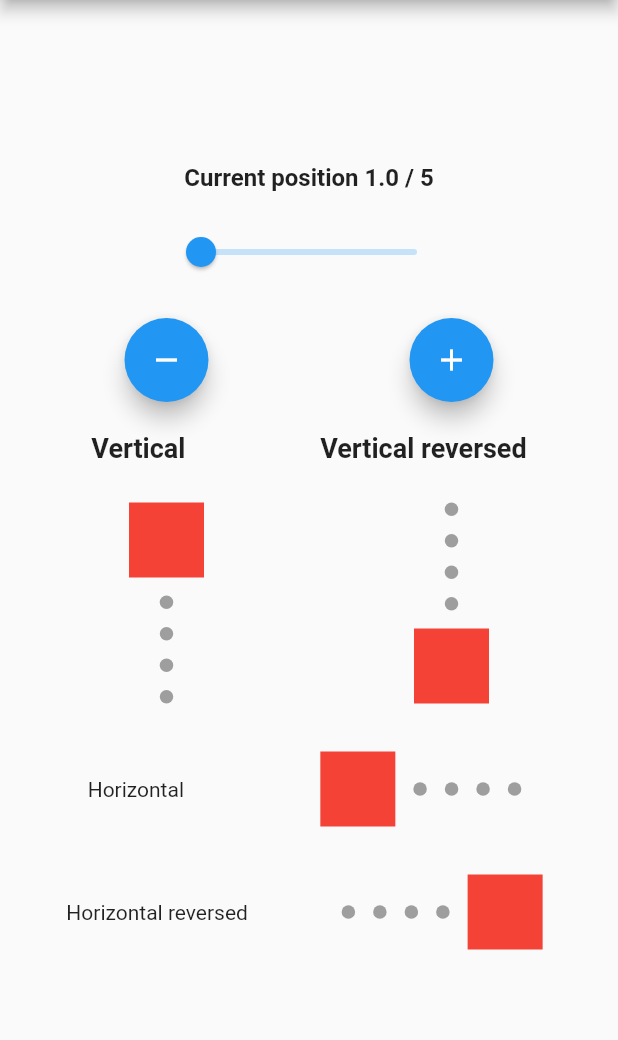
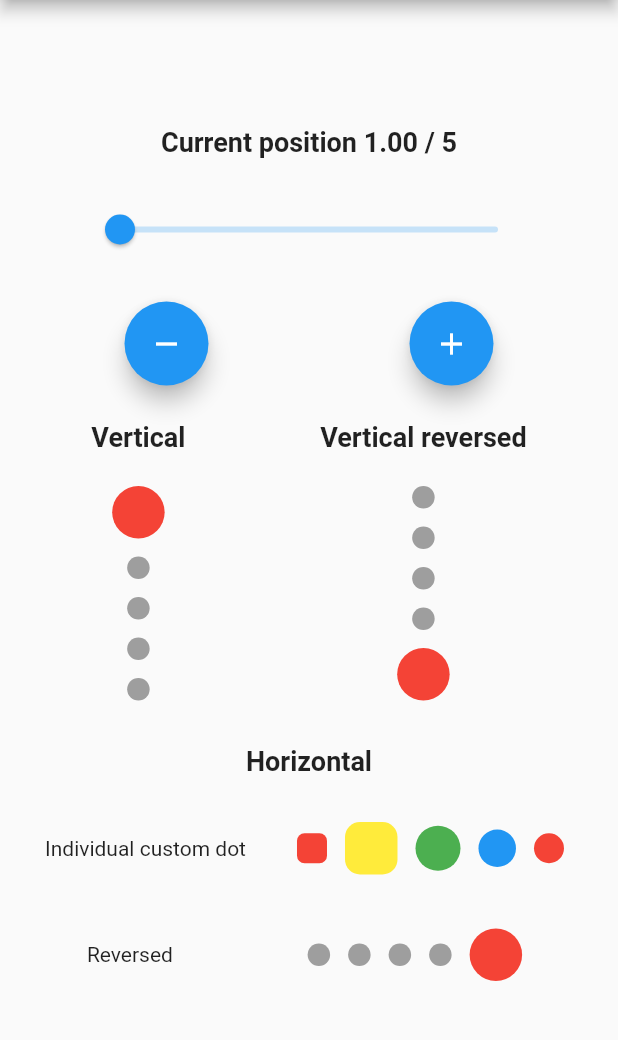
Before and after one commit to Pyozer/dots_indicator, a Flutter app: the screen it shows after launch, on a phone screen of 412 x 824 dp, the part 84-1124 px from its top. Run offline on Flutter 3.47's test engine with Material 2 defaults, Android fonts, the phone set to English and light mode, and no system bars.

Commit message:
feature(custom): Add sizes, activeSizes, shapes and activeShapes params

```diff
--- a/example/lib/main.dart
+++ b/example/lib/main.dart
@@ -26,7 +26,7 @@ class _MyAppState extends State<MyApp> {
 
   Widget _buildRow(List<Widget> widgets) {
     return Padding(
-      padding: const EdgeInsets.only(bottom: 20.0),
+      padding: const EdgeInsets.only(bottom: 24.0),
       child: Row(
         mainAxisAlignment: MainAxisAlignment.spaceAround,
         children: widgets,
@@ -34,16 +34,24 @@ class _MyAppState extends State<MyApp> {
     );
   }
 
-  String getCurrentPositionPretty() {
-    return (_currentPosition + 1.0).toStringAsPrecision(2);
+  String getPrettyCurrPosition() {
+    return (_currentPosition + 1.0).toStringAsPrecision(3);
   }
 
   @override
   Widget build(BuildContext context) {
-    const decorator = DotsDecorator(
+    final decorator = DotsDecorator(
       activeColor: Colors.red,
-      activeSize: Size.square(50.0),
-      activeShape: RoundedRectangleBorder(),
+      size: Size.square(15.0),
+      activeSize: Size.square(35.0),
+      activeShape: RoundedRectangleBorder(
+        borderRadius: BorderRadius.circular(25.0),
+      ),
+    );
+
+    const titleStyle = TextStyle(
+      fontWeight: FontWeight.w700,
+      fontSize: 18.0,
     );
 
     return MaterialApp(
@@ -56,21 +64,20 @@ class _MyAppState extends State<MyApp> {
             shrinkWrap: true,
             padding: const EdgeInsets.all(16.0),
             children: [
+              _buildRow([
                 Text(
-                'Current position ${getCurrentPositionPretty()} / $_totalDots',
-                style: const TextStyle(
-                  fontWeight: FontWeight.w600,
-                  fontSize: 16.0,
+                  'Current position ${getPrettyCurrPosition()} / $_totalDots',
+                  style: titleStyle,
                 ),
-                textAlign: TextAlign.center,
-              ),
-              const SizedBox(height: 16.0),
+              ]),
               _buildRow([
-                Slider(
+                SizedBox(
+                  width: 300.0,
+                  child: Slider(
                   value: _currentPosition,
                   max: (_totalDots - 1).toDouble(),
                   onChanged: _updatePosition,
-                )
+                ),),
               ]),
               _buildRow([
                 FloatingActionButton(
@@ -92,16 +99,10 @@ class _MyAppState extends State<MyApp> {
                 )
               ]),
               _buildRow([
-                Text(
-                  'Vertical',
-                  style: TextStyle(fontWeight: FontWeight.w700, fontSize: 18.0),
-                ),
-                Text(
-                  'Vertical reversed',
-                  style: TextStyle(fontWeight: FontWeight.w700, fontSize: 18.0),
-                ),
-              ]),
-              _buildRow([
+                Column(
+                  children: [
+                    const Text('Vertical', style: titleStyle),
+                    const SizedBox(height: 16.0),
                     DotsIndicator(
                       dotsCount: _totalDots,
                       position: _currentPosition,
@@ -111,6 +112,12 @@ class _MyAppState extends State<MyApp> {
                         setState(() => _currentPosition = pos);
                       },
                     ),
+                  ],
+                ),
+                Column(
+                  children: [
+                    const Text('Vertical reversed', style: titleStyle),
+                    const SizedBox(height: 16.0),
                     DotsIndicator(
                       dotsCount: _totalDots,
                       position: _currentPosition,
@@ -118,17 +125,75 @@ class _MyAppState extends State<MyApp> {
                       reversed: true,
                       decorator: decorator,
                     ),
+                  ],
+                ),
               ]),
               _buildRow([
-                Text('Horizontal'),
+                const Text('Horizontal', style: titleStyle),
+              ]),
+              _buildRow([
+                const Text('Individual custom dot'),
                 DotsIndicator(
                   dotsCount: _totalDots,
                   position: _currentPosition,
-                  decorator: decorator,
+                  decorator: DotsDecorator(
+                    colors: [
+                      Colors.red,
+                      Colors.blue,
+                      Colors.green,
+                      Colors.yellow,
+                      Colors.cyan,
+                    ].reversed.toList(),
+                    activeColors: [
+                      Colors.red,
+                      Colors.blue,
+                      Colors.green,
+                      Colors.yellow,
+                      Colors.cyan,
+                    ],
+                    sizes: [
+                      Size.square(40.0),
+                      Size.square(35.0),
+                      Size.square(30.0),
+                      Size.square(25.0),
+                      Size.square(20.0),
+                    ],
+                    activeSizes: [
+                      Size.square(20.0),
+                      Size.square(25.0),
+                      Size.square(30.0),
+                      Size.square(35.0),
+                      Size.square(40.0),
+                    ],
+                    shapes: [
+                      RoundedRectangleBorder(
+                          borderRadius: BorderRadius.circular(5.0)),
+                      RoundedRectangleBorder(
+                          borderRadius: BorderRadius.circular(10.0)),
+                      RoundedRectangleBorder(
+                          borderRadius: BorderRadius.circular(15.0)),
+                      RoundedRectangleBorder(
+                          borderRadius: BorderRadius.circular(20.0)),
+                      RoundedRectangleBorder(
+                          borderRadius: BorderRadius.circular(25.0)),
+                    ],
+                    activeShapes: [
+                      RoundedRectangleBorder(
+                          borderRadius: BorderRadius.circular(5.0)),
+                      RoundedRectangleBorder(
+                          borderRadius: BorderRadius.circular(10.0)),
+                      RoundedRectangleBorder(
+                          borderRadius: BorderRadius.circular(15.0)),
+                      RoundedRectangleBorder(
+                          borderRadius: BorderRadius.circular(20.0)),
+                      RoundedRectangleBorder(
+                          borderRadius: BorderRadius.circular(25.0)),
+                    ],
+                  ),
                 ),
               ]),
               _buildRow([
-                Text('Horizontal reversed'),
+                const Text('Reversed'),
                 DotsIndicator(
                   dotsCount: _totalDots,
                   position: _currentPosition,
--- a/lib/src/dots_decorator.dart
+++ b/lib/src/dots_decorator.dart
@@ -11,8 +11,9 @@ class DotsDecorator {
   final Color color;
 
   /// List of inactive dot colors
+  /// One color by dot
   ///
-  /// @Default `Value of color`
+  /// @Default `Value of color parameter applied to each dot`
   final List<Color> colors;
 
   /// Active dot color
@@ -21,8 +22,9 @@ class DotsDecorator {
   final Color activeColor;
 
   /// List of active dot colors
+  /// One color by dot
   ///
-  /// @Default `CValue of activeColor`
+  /// @Default `Value of activeColor parameter applied to each dot`
   final List<Color> activeColors;
 
   /// Inactive dot size
@@ -30,20 +32,44 @@ class DotsDecorator {
   /// @Default `Size.square(9.0)`
   final Size size;
 
+  /// List of inactive dot size
+  /// One size by dot
+  ///
+  /// @Default `Value of size parameter applied to each dot`
+  final List<Size> sizes;
+
   /// Active dot size
   ///
   /// @Default `Size.square(9.0)`
   final Size activeSize;
+
+  /// List of active dot size
+  /// One size by dot
+  ///
+  /// @Default `Value of activeSize parameter applied to each dot`
+  final List<Size> activeSizes;
 
   /// Inactive dot shape
   ///
   /// @Default `CircleBorder()`
   final ShapeBorder shape;
 
+  /// List of inactive dot shape
+  /// One shape by dot
+  ///
+  /// @Default `Value of shape parameter applied to each dot`
+  final List<ShapeBorder> shapes;
+
   /// Active dot shape
   ///
   /// @Default `CircleBorder()`
   final ShapeBorder activeShape;
+
+  /// List of active dot shapes
+  /// One shape by dot
+  ///
+  /// @Default `Value of activeShape parameter applied to each dot`
+  final List<ShapeBorder> activeShapes;
 
   /// Spacing between dots
   ///
@@ -56,17 +82,37 @@ class DotsDecorator {
     this.activeColor = Colors.lightBlue,
     this.activeColors = const [],
     this.size = kDefaultSize,
+    this.sizes = const [],
     this.activeSize = kDefaultSize,
+    this.activeSizes = const [],
     this.shape = kDefaultShape,
+    this.shapes = const [],
     this.activeShape = kDefaultShape,
+    this.activeShapes = const [],
     this.spacing = kDefaultSpacing,
-  })  : assert(color != null),
-        assert(colors != null),
-        assert(activeColor != null),
-        assert(activeColors != null),
-        assert(size != null),
-        assert(activeSize != null),
-        assert(shape != null),
-        assert(activeShape != null),
-        assert(spacing != null);
+  });
+
+  Color getActiveColor(int index) {
+    return activeColors.isNotEmpty ? activeColors[index] : activeColor;
+  }
+
+  Color getColor(int index) {
+    return colors.isNotEmpty ? colors[index] : color;
+  }
+
+  Size getActiveSize(int index) {
+    return activeSizes.isNotEmpty ? activeSizes[index] : activeSize;
+  }
+
+  Size getSize(int index) {
+    return sizes.isNotEmpty ? sizes[index] : size;
+  }
+
+  ShapeBorder getActiveShape(int index) {
+    return activeShapes.isNotEmpty ? activeShapes[index] : activeShape;
+  }
+
+  ShapeBorder getShape(int index) {
+    return shapes.isNotEmpty ? shapes[index] : shape;
+  }
 }
--- a/lib/src/dots_indicator.dart
+++ b/lib/src/dots_indicator.dart
@@ -18,7 +18,7 @@ class DotsIndicator extends StatelessWidget {
   final MainAxisSize mainAxisSize;
   final MainAxisAlignment mainAxisAlignment;
 
-  const DotsIndicator({
+  DotsIndicator({
     Key? key,
     required this.dotsCount,
     this.position = 0.0,
@@ -28,46 +28,84 @@ class DotsIndicator extends StatelessWidget {
     this.mainAxisSize = MainAxisSize.min,
     this.mainAxisAlignment = MainAxisAlignment.center,
     this.onTap,
-  })  : assert(dotsCount > 0),
-        assert(position >= 0),
+  })  : assert(dotsCount > 0, 'dotsCount must be superior to zero'),
+        assert(position >= 0, 'position must be superior or equals to zero'),
         assert(
           position < dotsCount,
-          "Position must be inferior than dotsCount",
+          "position must be less than dotsCount",
+        ),
+        assert(
+          decorator.colors.isEmpty || decorator.colors.length == dotsCount,
+          "colors param in decorator must empty or have same length as dotsCount parameter",
+        ),
+        assert(
+          decorator.activeColors.isEmpty ||
+              decorator.activeColors.length == dotsCount,
+          "activeColors param in decorator must empty or have same length as dotsCount parameter",
+        ),
+        assert(
+          decorator.sizes.isEmpty || decorator.sizes.length == dotsCount,
+          "sizes param in decorator must empty or have same length as dotsCount parameter",
+        ),
+        assert(
+          decorator.activeSizes.isEmpty ||
+              decorator.activeSizes.length == dotsCount,
+          "activeSizes param in decorator must empty or have same length as dotsCount parameter",
+        ),
+        assert(
+          decorator.shapes.isEmpty || decorator.shapes.length == dotsCount,
+          "shapes param in decorator must empty or have same length as dotsCount parameter",
+        ),
+        assert(
+          decorator.activeShapes.isEmpty ||
+              decorator.activeShapes.length == dotsCount,
+          "activeShapes param in decorator must empty or have same length as dotsCount parameter",
         ),
         super(key: key);
 
+  Widget _wrapInkwell(Widget dot, int index) {
+    return InkWell(
+      customBorder: position == index
+          ? decorator.getActiveShape(index)
+          : decorator.getShape(index),
+      onTap: () => onTap!(index.toDouble()),
+      child: dot,
+    );
+  }
+
   Widget _buildDot(int index) {
-    final isCurrent = index == position;
-    final size = isCurrent ? decorator.activeSize : decorator.size;
-    final activeColor = index < decorator.activeColors.length
-        ? decorator.activeColors[index] ?? decorator.activeColor
-        : decorator.activeColor;
-    final color = index < decorator.colors.length
-        ? decorator.colors[index] ?? decorator.color
-        : decorator.color;
+    final lerpValue = min(1.0, (position - index).abs());
+
+    final size = Size.lerp(
+      decorator.getActiveSize(index),
+      decorator.getSize(index),
+      lerpValue,
+    )!;
 
     final dot = Container(
       width: size.width,
       height: size.height,
       margin: decorator.spacing,
       decoration: ShapeDecoration(
-        color: isCurrent ? activeColor : color,
-        shape: isCurrent ? decorator.activeShape : decorator.shape,
+        color: Color.lerp(
+          decorator.getActiveColor(index),
+          decorator.getColor(index),
+          lerpValue,
+        ),
+        shape: ShapeBorder.lerp(
+          decorator.getActiveShape(index),
+          decorator.getShape(index),
+          lerpValue,
+        )!,
       ),
     );
-    return onTap == null
-        ? dot
-        : InkWell(
-            customBorder: const CircleBorder(),
-            onTap: () => onTap!(index.toDouble()),
-            child: dot,
-          );
+    return onTap == null ? dot : _wrapInkwell(dot, index);
   }
 
   @override
   Widget build(BuildContext context) {
     final dotsList = List<Widget>.generate(dotsCount, _buildDot);
-    final dots = reversed == true ? dotsList.reversed.toList() : dotsList;
+    final dots = reversed ? dotsList.reversed.toList() : dotsList;
 
     return axis == Axis.vertical
         ? Column(
```
Lines whose indentation alone changed are shown as unchanged.
